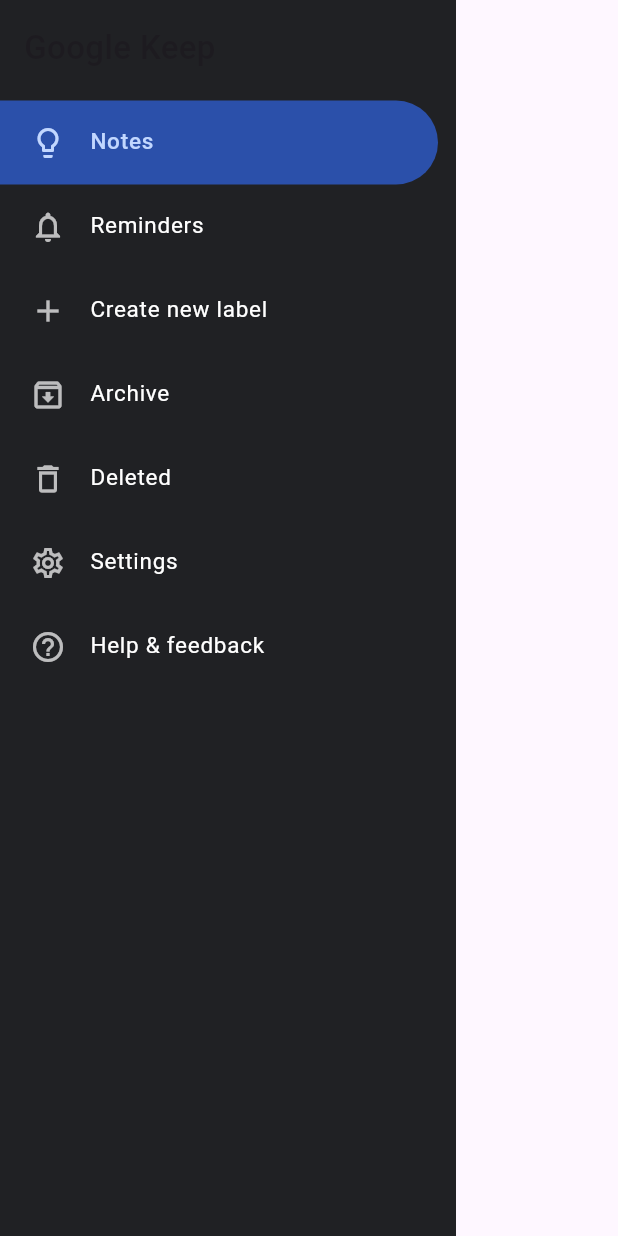
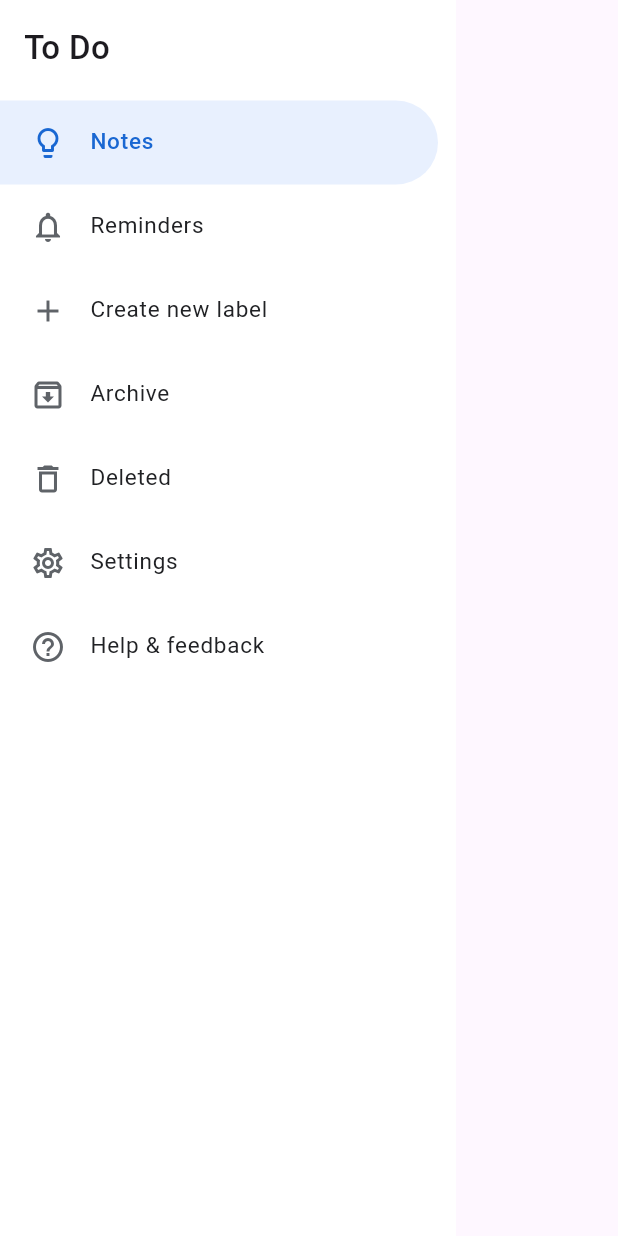
Before and after one commit to anuragk27/flutterproject, a Flutter app: the KeepDrawer widget shown alone on an empty page, opened directly with empty values, on a phone screen of 412 x 824 dp. Run offline on Flutter 3.47's test engine with Material 3 defaults, Android fonts, the phone set to English and light mode, and no system bars; our stand-ins replace device_preview, material_ui.

Commit message:
drawer for menu

```diff
--- a/lib/widgets/keep_drawer.dart
+++ b/lib/widgets/keep_drawer.dart
@@ -22,7 +22,7 @@ class KeepDrawer extends StatelessWidget {
   Widget build(BuildContext context) {
     // Drawer = the panel that slides in from the left edge.
     return Drawer(
-      backgroundColor: const Color(0xFF202124),
+      backgroundColor: Colors.white,
       // Keep's drawer has a flat right edge, so remove default rounding.
       shape: const RoundedRectangleBorder(),
       // SafeArea keeps content away from the status bar.
@@ -35,7 +35,7 @@ class KeepDrawer extends StatelessWidget {
             const Padding(
               padding: EdgeInsets.fromLTRB(16, 16, 16, 20),
               child: Text(
-                'Google Keep',
+                'To Do',
                 style: TextStyle(fontSize: 22, fontWeight: FontWeight.w500),
               ),
             ),
@@ -69,18 +69,21 @@ class KeepDrawer extends StatelessWidget {
 
     return ListTile(
       // Icon on the left, text next to it
-      leading: Icon(icon, color: selected ? const Color(0xFFC2D7FF) : Colors.white70),
+      leading: Icon(
+        icon,
+        color: selected ? const Color(0xFF1967D2) : const Color(0xFF5F6368),
+      ),
       title: Text(
         label,
         style: TextStyle(
           fontSize: 15,
-          color: selected ? const Color(0xFFC2D7FF) : Colors.white,
+          color: selected ? const Color(0xFF1967D2) : const Color(0xFF202124),
           fontWeight: selected ? FontWeight.w500 : FontWeight.normal,
         ),
       ),
-      // selected + selectedTileColor = the blue highlight
+      // selected + selectedTileColor = the soft blue highlight (Keep light theme)
       selected: selected,
-      selectedTileColor: const Color(0xFF2B50AA),
+      selectedTileColor: const Color(0xFFE8F0FE),
       // Round only the RIGHT side, so the pill touches the left edge
       shape: const RoundedRectangleBorder(
         borderRadius: BorderRadius.only(
```
